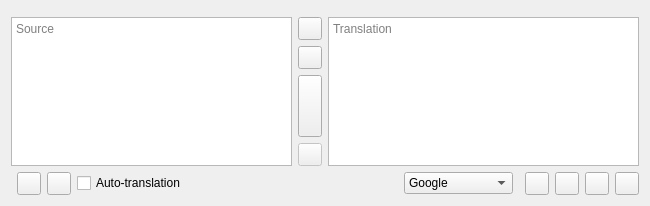
Qt form src/mainwindow.ui (directentis1/crow-translate) before a commit.
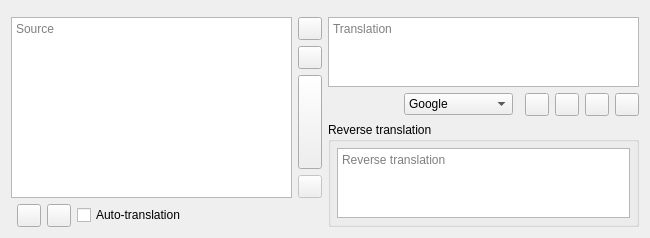
The same form after that commit. Icons and pictures are not drawn. Custom widgets are drawn as their Qt base class.

Commit message: Add reverse translation feature

What changed in the file:
```diff
--- a/src/mainwindow.ui
+++ b/src/mainwindow.ui
@@ -311,6 +311,43 @@
         </item>
        </layout>
       </item>
+      <item>
+       <widget class="QGroupBox" name="reverseTranslationGroupBox">
+        <property name="title">
+         <string>Reverse translation</string>
+        </property>
+        <property name="toolTip">
+         <string>&lt;html&gt;&lt;head/&gt;&lt;body&gt;&lt;p&gt;The translation above, translated back into the source language with the same engine, to help judge translation quality&lt;/p&gt;&lt;/body&gt;&lt;/html&gt;</string>
+        </property>
+        <layout class="QVBoxLayout" name="reverseTranslationLayout">
+         <property name="leftMargin">
+          <number>6</number>
+         </property>
+         <property name="topMargin">
+          <number>6</number>
+         </property>
+         <property name="rightMargin">
+          <number>6</number>
+         </property>
+         <property name="bottomMargin">
+          <number>6</number>
+         </property>
+         <item>
+          <widget class="QPlainTextEdit" name="reverseTranslationEdit">
+           <property name="tabChangesFocus">
+            <bool>true</bool>
+           </property>
+           <property name="readOnly">
+            <bool>true</bool>
+           </property>
+           <property name="placeholderText">
+            <string>Reverse translation</string>
+           </property>
+          </widget>
+         </item>
+        </layout>
+       </widget>
+      </item>
      </layout>
     </item>
    </layout>
```
The commit also changes 6 other files.
